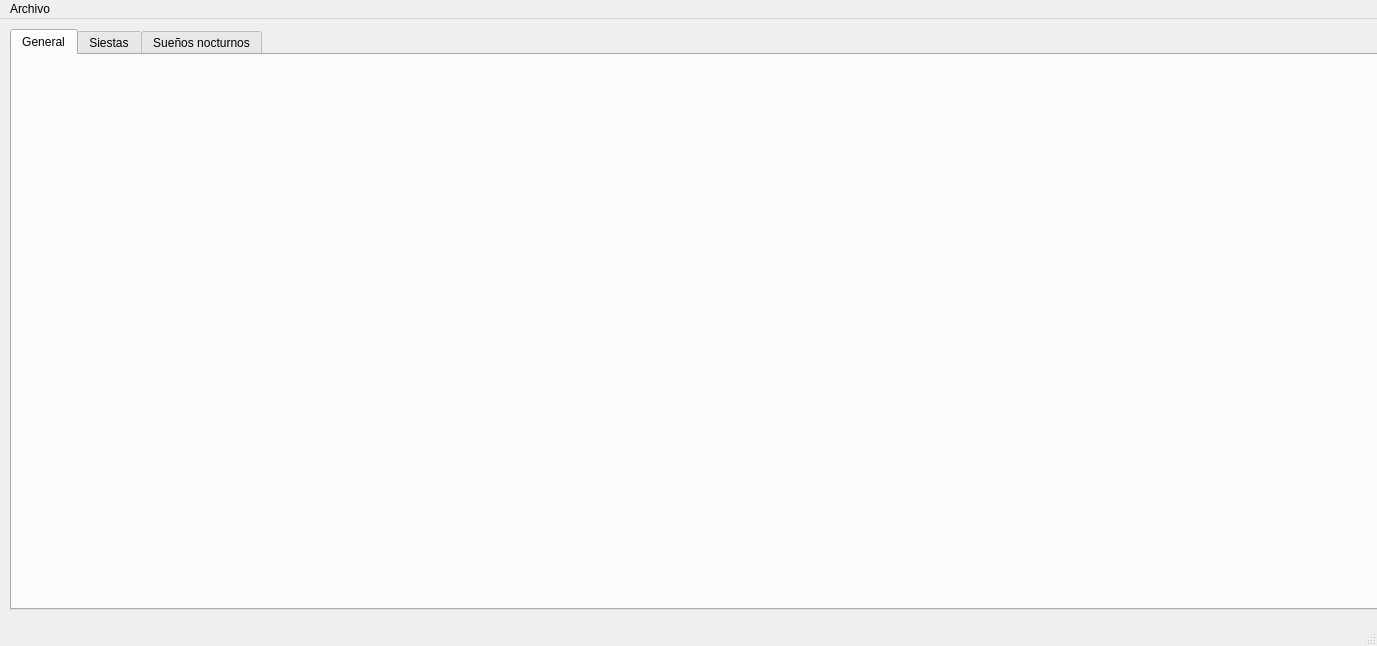
This is estudio_sueno_app/int_estudio_sueno_nuevo.ui in acrsilva/Seguimiento-automatizado-de-variables-de-control as Qt 5 draws it before an edit. The edited form follows.
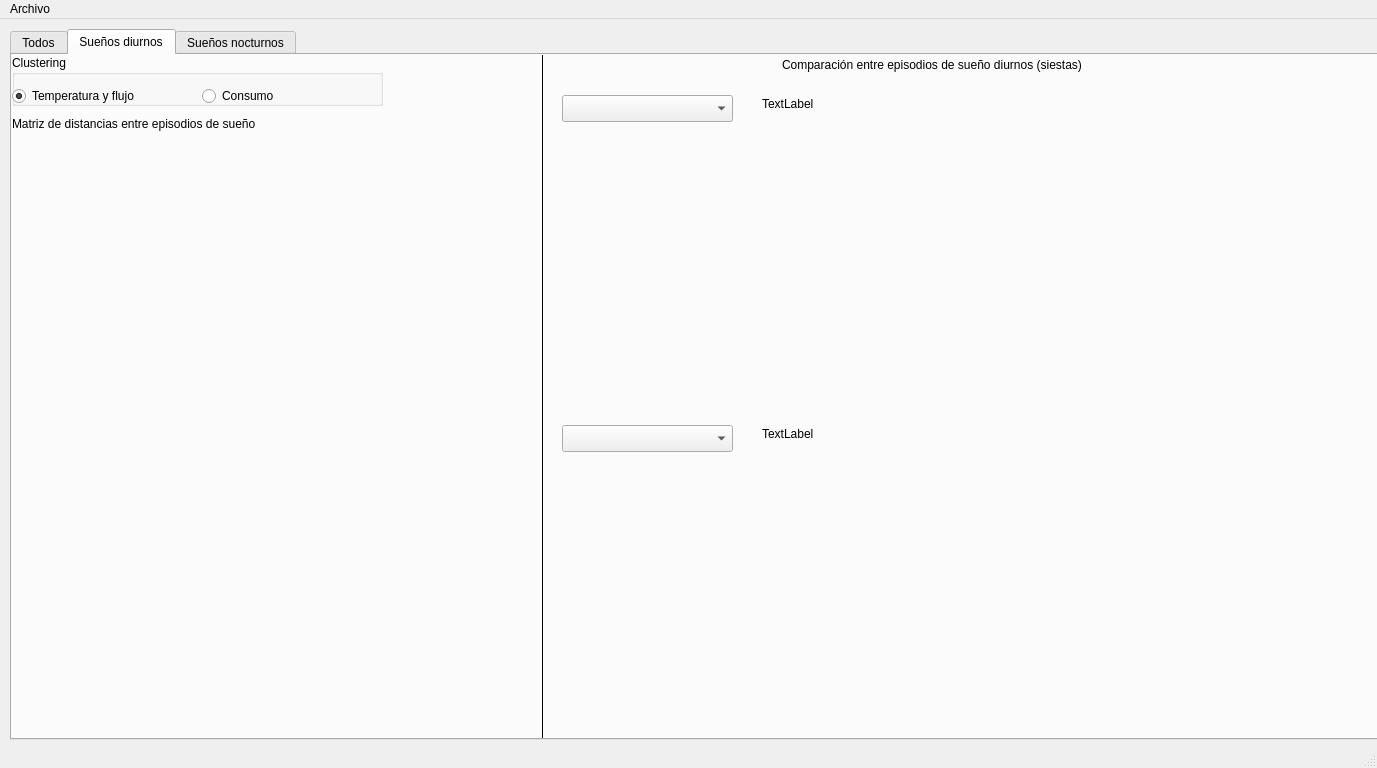
This is the edited form. The open tabs and pages were chosen to show the change. Custom widgets are drawn as their Qt base class.

Commit message: interfaz sueños acabada y selector de sueños diurnos y nocturnos

```diff
--- a/estudio_sueno_app/int_estudio_sueno_nuevo.ui
+++ b/estudio_sueno_app/int_estudio_sueno_nuevo.ui
@@ -7,7 +7,7 @@
     <x>0</x>
     <y>0</y>
     <width>1377</width>
-    <height>646</height>
+    <height>768</height>
    </rect>
   </property>
   <property name="windowTitle">
@@ -20,20 +20,15 @@
       <x>10</x>
       <y>10</y>
       <width>1371</width>
-      <height>581</height>
+      <height>711</height>
      </rect>
     </property>
     <property name="currentIndex">
      <number>1</number>
     </property>
-    <widget class="QWidget" name="tab">
-     <attribute name="title">
-      <string>General</string>
-     </attribute>
-    </widget>
     <widget class="QWidget" name="tab_2">
      <attribute name="title">
-      <string>Siestas</string>
+      <string>Todos</string>
      </attribute>
      <widget class="QGroupBox" name="groupBox">
       <property name="geometry">
@@ -223,6 +218,198 @@
       <layout class="QHBoxLayout" name="plotLayoutUp"/>
      </widget>
     </widget>
+    <widget class="QWidget" name="tab">
+     <attribute name="title">
+      <string>Sueños diurnos</string>
+     </attribute>
+     <widget class="QComboBox" name="cbx1Siestas">
+      <property name="geometry">
+       <rect>
+        <x>550</x>
+        <y>40</y>
+        <width>171</width>
+        <height>27</height>
+       </rect>
+      </property>
+      <property name="maximumSize">
+       <size>
+        <width>16777215</width>
+        <height>300</height>
+       </size>
+      </property>
+     </widget>
+     <widget class="QComboBox" name="cbx2Siestas">
+      <property name="geometry">
+       <rect>
+        <x>550</x>
+        <y>370</y>
+        <width>171</width>
+        <height>27</height>
+       </rect>
+      </property>
+     </widget>
+     <widget class="QLabel" name="label_2">
+      <property name="geometry">
+       <rect>
+        <x>770</x>
+        <y>0</y>
+        <width>381</width>
+        <height>20</height>
+       </rect>
+      </property>
+      <property name="text">
+       <string>Comparación entre episodios de sueño diurnos (siestas)</string>
+      </property>
+     </widget>
+     <widget class="KSeparator" name="kseparator_4">
+      <property name="geometry">
+       <rect>
+        <x>480</x>
+        <y>-20</y>
+        <width>101</width>
+        <height>731</height>
+       </rect>
+      </property>
+      <property name="orientation">
+       <enum>Qt::Vertical</enum>
+      </property>
+     </widget>
+     <widget class="QWidget" name="wgDendograma_2" native="true">
+      <property name="geometry">
+       <rect>
+        <x>0</x>
+        <y>390</y>
+        <width>511</width>
+        <height>291</height>
+       </rect>
+      </property>
+      <layout class="QGridLayout" name="dendrogramLayoutSiestas"/>
+     </widget>
+     <widget class="QLabel" name="lbl2Siestas">
+      <property name="geometry">
+       <rect>
+        <x>750</x>
+        <y>370</y>
+        <width>461</width>
+        <height>17</height>
+       </rect>
+      </property>
+      <property name="text">
+       <string>TextLabel</string>
+      </property>
+     </widget>
+     <widget class="QLabel" name="lbl1Siestas">
+      <property name="geometry">
+       <rect>
+        <x>750</x>
+        <y>40</y>
+        <width>461</width>
+        <height>17</height>
+       </rect>
+      </property>
+      <property name="text">
+       <string>TextLabel</string>
+      </property>
+     </widget>
+     <widget class="QWidget" name="wgPlotBot_2" native="true">
+      <property name="geometry">
+       <rect>
+        <x>550</x>
+        <y>410</y>
+        <width>801</width>
+        <height>271</height>
+       </rect>
+      </property>
+      <layout class="QHBoxLayout" name="plotLayoutBotSiestas"/>
+     </widget>
+     <widget class="QGroupBox" name="groupBox_2">
+      <property name="geometry">
+       <rect>
+        <x>0</x>
+        <y>0</y>
+        <width>371</width>
+        <height>51</height>
+       </rect>
+      </property>
+      <property name="title">
+       <string>Clustering</string>
+      </property>
+      <widget class="QRadioButton" name="rbTemperaturaSiestas">
+       <property name="geometry">
+        <rect>
+         <x>0</x>
+         <y>30</y>
+         <width>171</width>
+         <height>22</height>
+        </rect>
+       </property>
+       <property name="text">
+        <string>Temperatura y flujo</string>
+       </property>
+       <property name="checked">
+        <bool>true</bool>
+       </property>
+      </widget>
+      <widget class="QRadioButton" name="rbConsumoSiestas">
+       <property name="geometry">
+        <rect>
+         <x>190</x>
+         <y>30</y>
+         <width>116</width>
+         <height>22</height>
+        </rect>
+       </property>
+       <property name="text">
+        <string>Consumo</string>
+       </property>
+      </widget>
+     </widget>
+     <widget class="KSeparator" name="kseparator_3">
+      <property name="geometry">
+       <rect>
+        <x>530</x>
+        <y>340</y>
+        <width>841</width>
+        <height>20</height>
+       </rect>
+      </property>
+     </widget>
+     <widget class="QLabel" name="label_4">
+      <property name="geometry">
+       <rect>
+        <x>0</x>
+        <y>60</y>
+        <width>311</width>
+        <height>17</height>
+       </rect>
+      </property>
+      <property name="text">
+       <string>Matriz de distancias entre episodios de sueño</string>
+      </property>
+     </widget>
+     <widget class="QWidget" name="wgPlotUp_2" native="true">
+      <property name="geometry">
+       <rect>
+        <x>550</x>
+        <y>80</y>
+        <width>801</width>
+        <height>251</height>
+       </rect>
+      </property>
+      <layout class="QHBoxLayout" name="plotLayoutUpSiestas"/>
+     </widget>
+     <widget class="QWidget" name="wgDistTable_2" native="true">
+      <property name="geometry">
+       <rect>
+        <x>0</x>
+        <y>90</y>
+        <width>511</width>
+        <height>291</height>
+       </rect>
+      </property>
+      <layout class="QGridLayout" name="tableLayoutSiestas"/>
+     </widget>
+    </widget>
     <widget class="QWidget" name="tab_3">
      <attribute name="title">
       <string>Sueños nocturnos</string>
```
Left out of the diff: 189 changed lines with no effect on the pictures. The commit also changes 1 other file.
